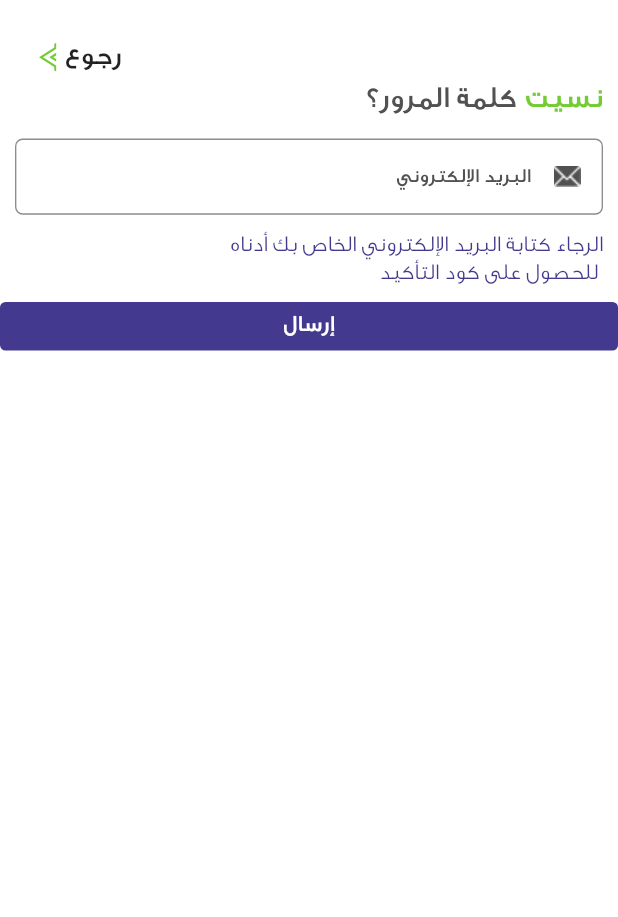
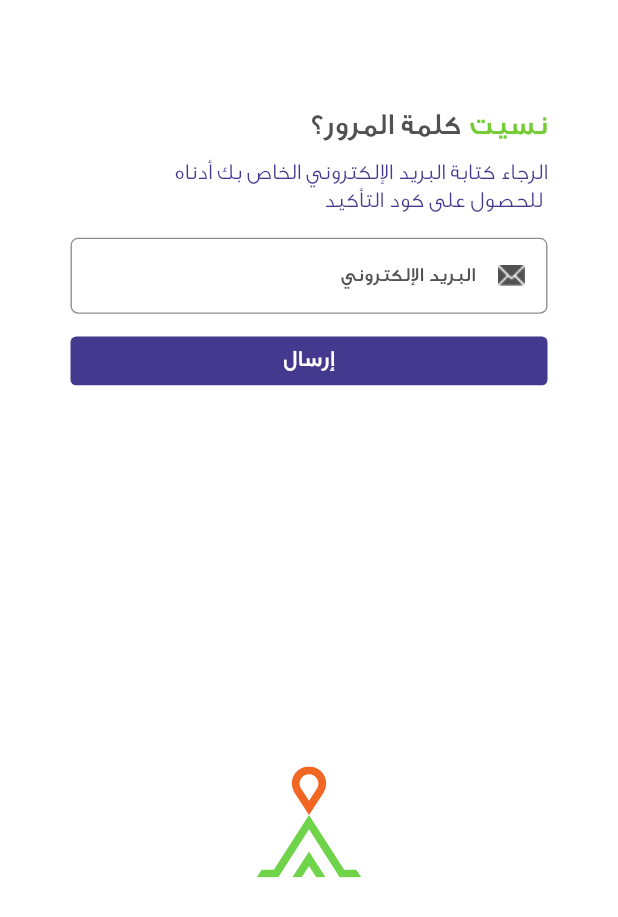
Before and after one commit to MahmedRahman/Tirhaly, a Flutter app: the ForgetPasswordView widget shown alone on an empty page, opened directly, on a phone screen of 412 x 824 dp. Shown: the top 917 px of the screen. Run offline on Flutter 3.47's test engine with Material 2 defaults, Android fonts, the phone set to English and light mode, and no system bars; our stand-ins replace animate_do, flutter_screenutil, flutter_svg, get, page_transition, rive; statements that could not run were skipped.

Commit message:
forget password page

```diff
--- a/lib/features/auth/presentation/pages/restPassword/forget_password_view.dart
+++ b/lib/features/auth/presentation/pages/restPassword/forget_password_view.dart
@@ -1,47 +1,51 @@
+import 'package:animate_do/animate_do.dart';
 import 'package:flutter/material.dart';
 import 'package:flutter/src/widgets/framework.dart';
-import 'package:flutter_svg/flutter_svg.dart';
+import 'package:flutter_screenutil/flutter_screenutil.dart';
 import 'package:get/get.dart';
 import 'package:thrhaly/core/const.dart';
 import 'package:thrhaly/core/spacer.dart';
 import 'package:thrhaly/features/auth/presentation/pages/restPassword/otp_view.dart';
-import 'package:thrhaly/features/auth/presentation/pages/sigin_up_view.dart';
-import 'package:thrhaly/features/auth/presentation/widgets/back_button.dart';
+import 'package:thrhaly/features/auth/presentation/widgets/base_auth_page.dart';
 import 'package:thrhaly/features/auth/presentation/widgets/form_title.dart';
 import 'package:thrhaly/features/auth/presentation/widgets/login_button.dart';
-import 'package:thrhaly/features/auth/presentation/widgets/my_check_box.dart';
-import 'package:thrhaly/features/auth/presentation/widgets/my_social_button.dart';
-import 'package:thrhaly/features/auth/presentation/widgets/my_text_button.dart';
 import 'package:thrhaly/features/auth/presentation/widgets/my_text_form_field.dart';
-import 'package:thrhaly/features/auth/presentation/widgets/my_two_text_button.dart';
 
 class ForgetPasswordView extends GetView {
   final GlobalKey<FormState> _formKey = GlobalKey<FormState>();
 
   @override
   Widget build(BuildContext context) {
-    return Scaffold(
-      body: SafeArea(
+    return BaseAuthPage(
       child: Form(
         autovalidateMode: AutovalidateMode.onUserInteraction,
         key: _formKey,
-          child: ListView(
-            children: [
-              SpacerH10(),
-              Padding(
-                padding: const EdgeInsets.all(10),
         child: Column(
           mainAxisAlignment: MainAxisAlignment.start,
           crossAxisAlignment: CrossAxisAlignment.start,
           children: [
-                    backButton(onPressed: () {
-                      Get.back();
-                    }),
+            SizedBox(
+              height: 73.h,
+            ),
             FormTitle(
               firstText: "نسيت",
               scandText: "كلمة المرور؟",
             ),
+            SpacerH10(),
+            Text(
+              "الرجاء كتابة البريد الإلكتروني الخاص بك أدناه \n للحصول على كود التأكيد",
+              style: TextStyle(
+                fontSize: 15,
+                fontWeight: FontWeight.w300,
+                color: Color(AppConst.KColorBlue),
+              ),
+            ),
             SpacerH15(),
+            FadeInUp(
+              from: 30,
+              duration: const Duration(milliseconds: 500),
+              child: Column(
+                children: [
                   MyTextFormField(
                     tag: "email",
                     labelText: "البريد الإلكتروني",
@@ -54,18 +58,7 @@ class ForgetPasswordView extends GetView {
                       return null;
                     },
                   ),
-                    SpacerH10(),
-                    Text(
-                      "الرجاء كتابة البريد الإلكتروني الخاص بك أدناه \n للحصول على كود التأكيد",
-                      style: TextStyle(
-                        fontSize: 15,
-                        fontWeight: FontWeight.w300,
-                        color: Color(AppConst.KColorBlue),
-                      ),
-                    ),
-                  ],
-                ),
-              ),
+                  SpacerH15(),
                   LoginButton(
                     ButtonBackGroundColor: Color(AppConst.KColorBlue),
                     title: "إرسال",
@@ -74,13 +67,15 @@ class ForgetPasswordView extends GetView {
                       Get.to(() => OtpView());
                     },
                   ),
+                ],
+              ),
+            ),
             SizedBox(
               height: 15,
             ),
           ],
         ),
       ),
-      ),
     );
   }
 }
```
Lines whose indentation alone changed are shown as unchanged.
